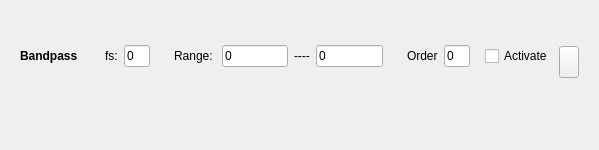
Old version of the form rena/ui/FilterComponentButterworthBandPass.ui in the repository PhysioLabXR/PhysioLabXR-Community.
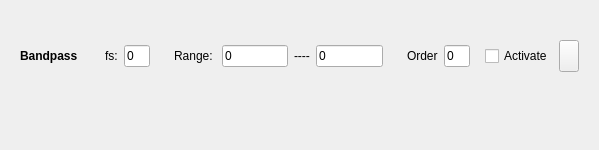
New version of the form.

Diff of the .ui file:
```diff
--- a/rena/ui/FilterComponentButterworthBandPass.ui
+++ b/rena/ui/FilterComponentButterworthBandPass.ui
@@ -225,8 +225,8 @@
         </property>
         <property name="maximumSize">
          <size>
-          <width>20</width>
-          <height>20</height>
+          <width>21</width>
+          <height>32</height>
          </size>
         </property>
         <property name="text">
```
Left out of the diff: 1 changed line with no effect on the pictures.
